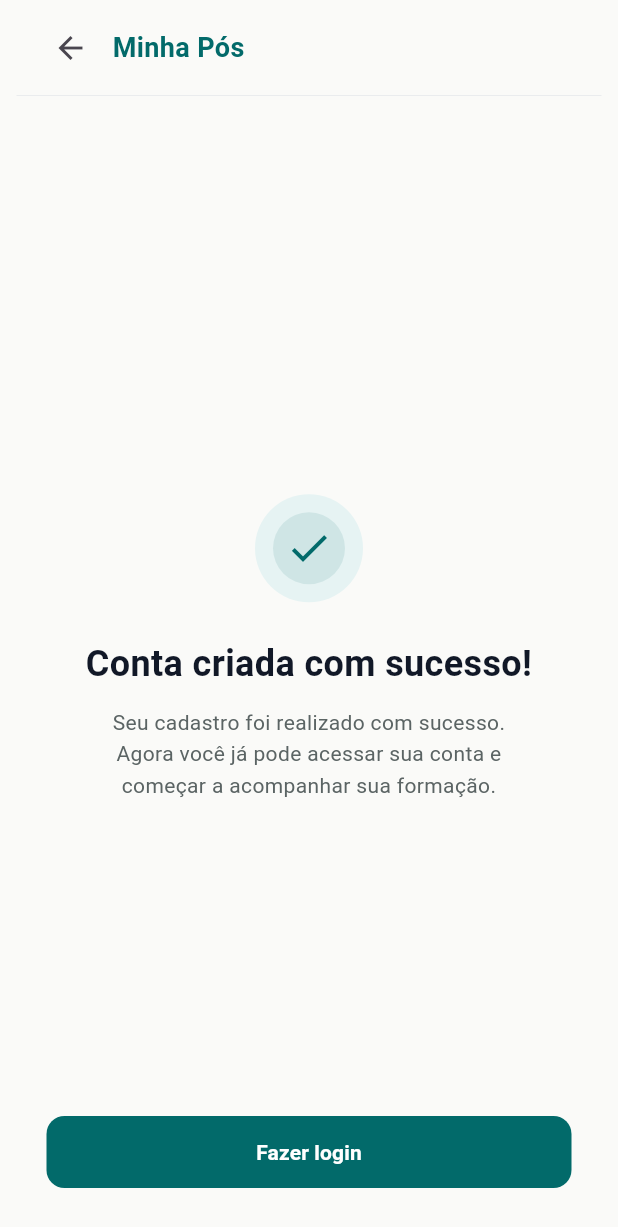
After one commit to prisciladanielem/minha_pos, a Flutter app: the RegisterSuccessScreen screen opened directly, on a phone screen of 412 x 824 dp. The commit adds this screen. Shown: the top 1227 px of the screen. Run offline on Flutter 3.47's test engine with Material 3 defaults, Android fonts, the phone set to English and light mode, and no system bars.

Commit message:
Feat/registration success screen (#10)
* refactor: organize user registration flow

* fix: improve user registration validation

* fix user api return

* create user registration screen

* feat: create registration success screen and flutter tests

```diff
--- a/frontend/lib/screens/register/register_screen.dart
+++ b/frontend/lib/screens/register/register_screen.dart
@@ -1,5 +1,6 @@
 import 'package:flutter/material.dart';
 import '../../services/user_service.dart';
+import '../register/register_success_screen.dart';
 
 class RegisterScreen extends StatefulWidget {
   const RegisterScreen({super.key});
@@ -63,7 +64,7 @@ class _RegisterScreenState extends State<RegisterScreen> {
     return;
   }
 
-  await _userService.createUser(
+  final success = await _userService.createUser(
     name: _nameController.text,
     preferredName: _preferredNameController.text.isEmpty
         ? null
@@ -72,6 +73,18 @@ class _RegisterScreenState extends State<RegisterScreen> {
     password: _passwordController.text,
     passwordConfirmation: _passwordConfirmationController.text,
   );
+
+  if (!mounted) {
+    return;
+  }
+
+  if (success) {
+    Navigator.of(context).push(
+      MaterialPageRoute(
+        builder: (context) => const RegisterSuccessScreen(),
+      ),
+  );
+  }
 }
 
   @override
--- /dev/null
+++ b/frontend/lib/screens/register/register_success_screen.dart
@@ -0,0 +1,168 @@
+import 'package:flutter/material.dart';
+
+class RegisterSuccessScreen extends StatelessWidget {
+  const RegisterSuccessScreen({super.key});
+
+  static const primaryColor = Color(0xFF026A6A);
+  static const backgroundColor = Color(0xFFFAFAF8);
+  static const textColor = Color(0xFF111827);
+  static const secondaryTextColor = Color(0xFF5B6464);
+  static const borderColor = Color(0xFFE5E7EB);
+  static const lightTealColor = Color(0xFFE6F3F3);
+
+  @override
+  Widget build(BuildContext context) {
+    return Scaffold(
+      backgroundColor: backgroundColor,
+      body: SafeArea(
+        child: Center(
+          child: ConstrainedBox(
+            constraints: const BoxConstraints(maxWidth: 390),
+            child: Column(
+              children: [
+                _buildHeader(),
+                Expanded(
+                  child: Padding(
+                    padding: const EdgeInsets.fromLTRB(20, 56, 20, 32),
+                    child: Column(
+                      children: [
+                        Expanded(
+                          child: Center(
+                            child: _buildSuccessContent(),
+                          ),
+                        ),
+                        _buildLoginButton(context),
+                      ],
+                    ),
+                  ),
+                ),
+              ],
+            ),
+          ),
+        ),
+      ),
+    );
+  }
+
+Widget _buildHeader() {
+  return Container(
+    height: 64,
+    padding: const EdgeInsets.symmetric(horizontal: 12),
+    decoration: const BoxDecoration(
+      border: Border(
+        bottom: BorderSide(
+          color: borderColor,
+          width: 0.5,
+        ),
+      ),
+    ),
+    child: Row(
+      children: [
+        IconButton(
+          onPressed: () {},
+          icon: const Icon(
+            Icons.arrow_back,
+          ),
+        ),
+        const SizedBox(width: 4),
+        const Text(
+          'Minha Pós',
+          style: TextStyle(
+            fontSize: 18,
+            fontWeight: FontWeight.w700,
+            color: primaryColor,
+          ),
+        ),
+      ],
+    ),
+  );
+}
+
+  Widget _buildSuccessContent() {
+    return Column(
+      mainAxisSize: MainAxisSize.min,
+      children: [
+        Container(
+          width: 72,
+          height: 72,
+          decoration: const BoxDecoration(
+            color: lightTealColor,
+            shape: BoxShape.circle,
+          ),
+          child: Center(
+            child: Container(
+              width: 48,
+              height: 48,
+              decoration: BoxDecoration(
+                color: primaryColor.withValues(alpha: 0.1),
+                shape: BoxShape.circle,
+              ),
+              child: const Icon(
+                Icons.check,
+                size: 32,
+                color: primaryColor,
+              ),
+            ),
+          ),
+        ),
+        const SizedBox(height: 24),
+        const Text(
+          'Conta criada com sucesso!',
+          textAlign: TextAlign.center,
+          style: TextStyle(
+            fontSize: 24,
+            fontWeight: FontWeight.w700,
+            color: textColor,
+          ),
+        ),
+        const SizedBox(height: 12),
+        const SizedBox(
+          width: 290,
+          child: Text(
+            'Seu cadastro foi realizado com sucesso. '
+            'Agora você já pode acessar sua conta e começar '
+            'a acompanhar sua formação.',
+            textAlign: TextAlign.center,
+            style: TextStyle(
+              fontSize: 14,
+              height: 1.5,
+              color: secondaryTextColor,
+            ),
+          ),
+        ),
+      ],
+    );
+  }
+
+  Widget _buildLoginButton(BuildContext context) {
+    return SizedBox(
+      width: double.infinity,
+      height: 48,
+      child: ElevatedButton(
+        onPressed: () {
+          // Login será implementado posteriormente.
+        },
+        style: ElevatedButton.styleFrom(
+          backgroundColor: primaryColor,
+          foregroundColor: Colors.white,
+          elevation: 0,
+          shape: RoundedRectangleBorder(
+            borderRadius: BorderRadius.circular(12),
+          ),
+        ),
+        child: const Row(
+          mainAxisAlignment: MainAxisAlignment.center,
+          children: [
+            Text(
+              'Fazer login',
+              style: TextStyle(
+                fontSize: 14,
+                fontWeight: FontWeight.w700,
+              ),
+            ),
+          ],
+        ),
+      ),
+    );
+  }
+}
--- a/frontend/lib/services/user_service.dart
+++ b/frontend/lib/services/user_service.dart
@@ -3,7 +3,7 @@ import 'dart:convert';
 import 'package:http/http.dart' as http;
 
 class UserService {
-  Future<void> createUser({
+  Future<bool> createUser({
     required String name,
     String? preferredName,
     required String email,
@@ -24,7 +24,6 @@ class UserService {
       }),
     );
 
-    print(response.statusCode);
-    print(response.body);
+    return response.statusCode == 201;
   }
 }
```
Also changed, not shown: 3 other files.
